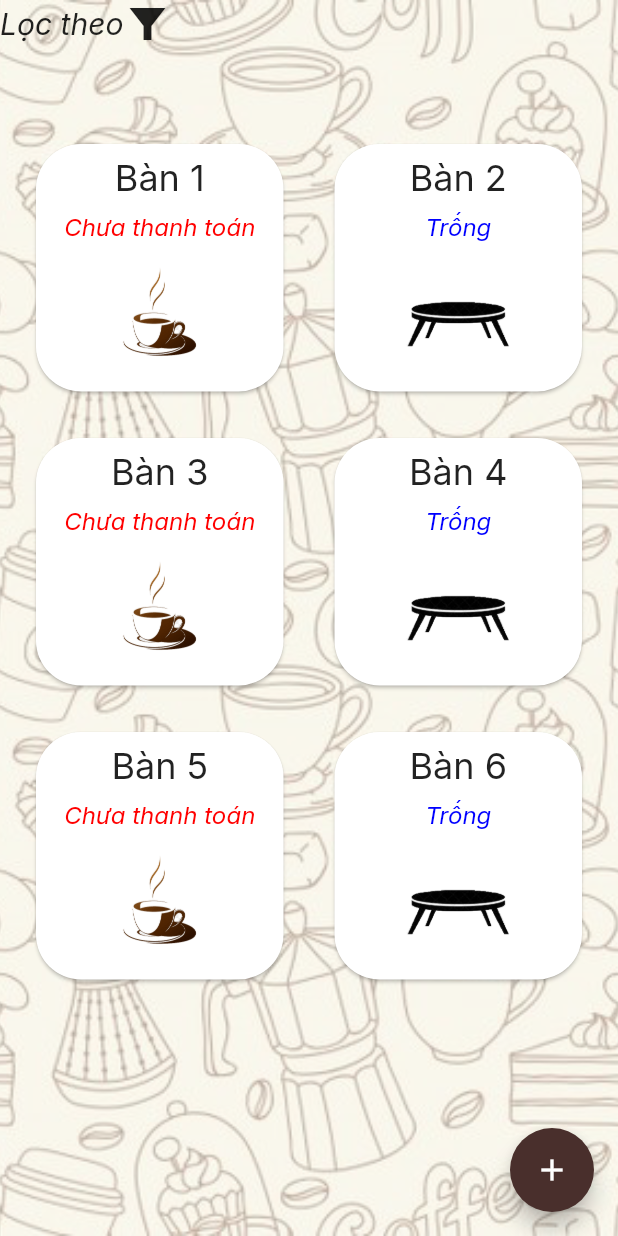
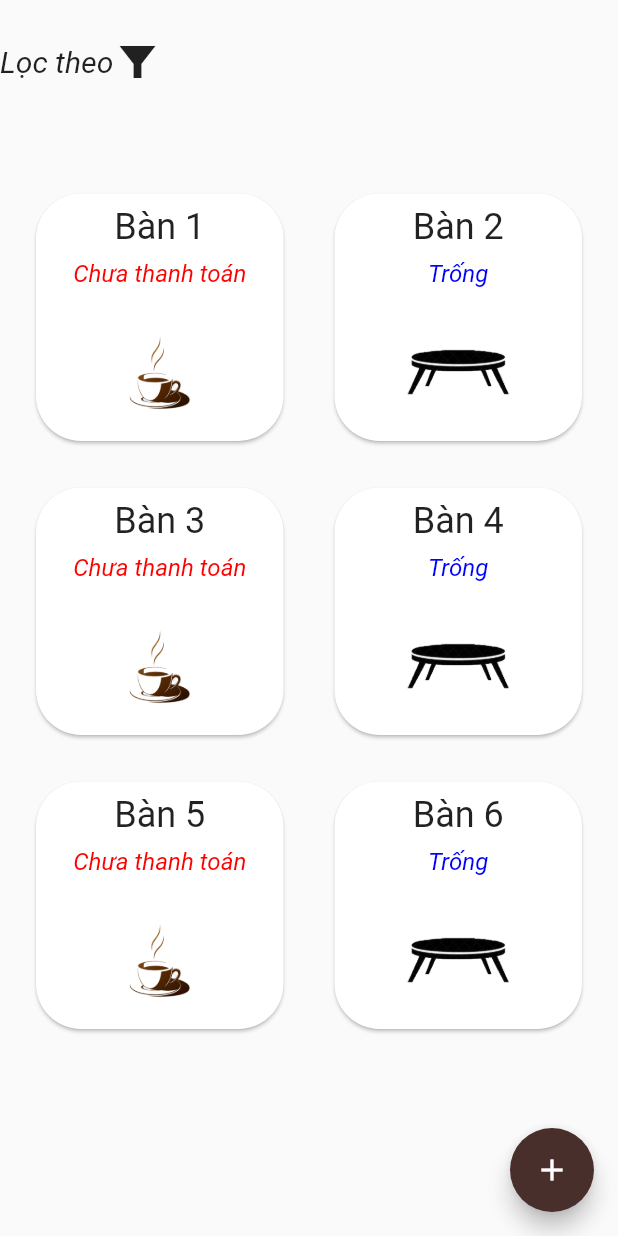
Before and after one commit to quang26071999/Agile, a Flutter app: the DatBanScreen screen opened directly, on a phone screen of 412 x 824 dp. Run offline on Flutter 3.47's test engine with Material 2 defaults, Android fonts, the phone set to English and light mode, and no system bars; our stand-ins replace cloud_firestore, firebase_core, flutter_slidable, get, google_fonts, image_picker; accounts and stored records are empty.

Commit message:
EditScreen

```diff
--- a/polycoffe_agile/lib/TabProducts/DrinksScreen.dart
+++ b/polycoffe_agile/lib/TabProducts/DrinksScreen.dart
@@ -50,7 +50,8 @@ class DrinksScreen extends StatelessWidget {
                 builder: (context, snapshot) {
                   if (snapshot.hasData) {
                     return Expanded(
-                        child: Padding(padding: EdgeInsets.only(top: 20, bottom: 120),child: ListView.builder(
+                        child: Padding(padding: EdgeInsets.only(top: 20, bottom: 120),
+                          child: ListView.builder(
                           scrollDirection: Axis.vertical,
                           shrinkWrap: true,
                           itemCount: snapshot.data?.docs.length,
--- a/polycoffe_agile/lib/screen/DatBanScreen.dart
+++ b/polycoffe_agile/lib/screen/DatBanScreen.dart
@@ -1,5 +1,4 @@
 import 'package:flutter/material.dart';
-import 'package:google_fonts/google_fonts.dart';
 
 class DatBanScreen extends StatefulWidget {
   const DatBanScreen({super.key});
@@ -9,7 +8,7 @@ class DatBanScreen extends StatefulWidget {
 }
 
 class _DatBanScreenState extends State<DatBanScreen> {
-  List trangThai = [
+  List TrangThai = [
     "Chưa thanh toán",
     "Trống",
     "Chưa thanh toán",
@@ -18,39 +17,36 @@ class _DatBanScreenState extends State<DatBanScreen> {
     "Trống",
   ];
 
-  List soBan = [1, 2, 3, 4, 5, 6];
+  List SoBan = [1, 2, 3, 4, 5, 6];
 
   @override
   Widget build(BuildContext context) {
     return Scaffold(
-      body: Container(
-        decoration: const BoxDecoration(
-          image: DecorationImage(
-            image: AssetImage("assets/images/backgroundCoffee.png"),
-            fit: BoxFit.cover,
-          ),
-        ),
-        child: SafeArea(
+      body: Padding(
+        padding: const EdgeInsets.only(top: 25),
         child: Column(
           children: [
-              Row(
-                children: [
+            Container(
+              alignment: Alignment.topRight,
+              child: Row(
+                children: const [
                   Text(
                     "Lọc theo",
-                    style: GoogleFonts.inter(
+                    style: TextStyle(
                       fontSize: 20,
                       fontStyle: FontStyle.italic,
                     ),
                   ),
-                  const Icon(
+                  Icon(
                     Icons.filter_alt_sharp,
                     size: 32,
-                  ),
+                  )
                 ],
               ),
+            ),
             GridView.builder(
-                  itemCount: trangThai.length,
-                  padding: const EdgeInsets.only(right: 20, left: 20, top: 60),
+                itemCount: TrangThai.length,
+                padding: const EdgeInsets.only(right: 20, left: 20, top: 68),
                 gridDelegate: const SliverGridDelegateWithFixedCrossAxisCount(
                   crossAxisCount: 2,
                   mainAxisSpacing: 23,
@@ -72,19 +68,18 @@ class _DatBanScreenState extends State<DatBanScreen> {
                               child: Column(
                                 children: [
                                   Padding(
-                                      padding:
-                                          const EdgeInsets.only(bottom: 8.0),
+                                    padding: const EdgeInsets.only(bottom: 8.0),
                                     child: Text(
-                                        style: GoogleFonts.inter(fontSize: 24),
-                                        "Bàn ${soBan[index]}",
+                                      style: const TextStyle(fontSize: 24),
+                                      "Bàn ${SoBan[index]}",
                                     ),
                                   ),
                                   Padding(
                                     padding: const EdgeInsets.only(bottom: 0),
                                     child: Text(
-                                        trangThai[index],
-                                        style: GoogleFonts.inter(
-                                          color: trangThai[index] ==
+                                      TrangThai[index],
+                                      style: TextStyle(
+                                        color: TrangThai[index] ==
                                                 "Chưa thanh toán"
                                             ? Color(0xffFF0000)
                                             : Color(0xff0000FF),
@@ -94,28 +89,21 @@ class _DatBanScreenState extends State<DatBanScreen> {
                                     ),
                                   ),
                                   Padding(
-                                        padding:
-                                            const EdgeInsets.only(top: 5.0),
-                                        child: trangThai[index] ==
-                                                "Chưa thanh toán"
+                                    padding: const EdgeInsets.only(top: 21.0),
+                                    child: TrangThai[index] == "Chưa thanh toán"
                                         ? Image.asset(
                                             'assets/images/coffee.png',
                                             width: 71,
-                                                height: 85,
-                                                alignment:
-                                                    Alignment.bottomCenter,
+                                            height: 70,
+                                            alignment: Alignment.bottomCenter,
                                           )
-                                            : Container(
-                                                padding: const EdgeInsets.only(
-                                                    top: 16),
-                                                child: Image.asset(
+                                        : Image.asset(
                                             'assets/images/tableCoffee.png',
                                             width: 70,
                                             height: 70,
-                                                  alignment:
-                                                      Alignment.bottomCenter,
+                                            alignment: Alignment.bottomCenter,
                                           ),
-                                              ))
+                                  )
                                 ],
                               ),
                             )
@@ -126,7 +114,6 @@ class _DatBanScreenState extends State<DatBanScreen> {
           ],
         ),
       ),
-      ),
       floatingActionButton: FloatingActionButton(
         backgroundColor: const Color(0xff492F2C),
         onPressed: () {},
```
Also changed, not shown: polycoffe_agile/lib/constants.dart (+12 -1 lines), polycoffe_agile/lib/screen/EditProfile.dart (added, +135 -0 lines), polycoffe_agile/lib/screen/TaiKhoanScreen.dart (+12 -5 lines), polycoffe_agile/pubspec.lock. Lines whose indentation alone changed are shown as unchanged.
